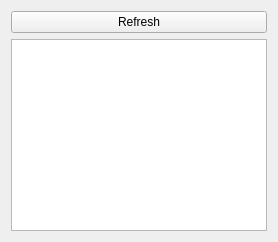
This is src/qt/view/QtProductsPage.ui in bogdanbaloi/industrial-hmi as Qt 5 draws it before an edit. The edited form follows.
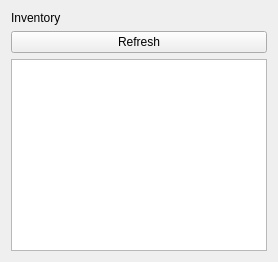
This is the edited form.

Commit message:
Add Qt audit export, password change, and page headers
Export the filtered audit log as CSV to an operator-chosen file
Add a self-service change-password dialog in the sidebar
Give every page a consistent title header

What changed in the file:
```diff
--- a/src/qt/view/QtProductsPage.ui
+++ b/src/qt/view/QtProductsPage.ui
@@ -3,6 +3,13 @@
  <class>QtProductsPage</class>
  <widget class="QWidget" name="QtProductsPage">
   <layout class="QVBoxLayout" name="rootLayout">
+   <item>
+    <widget class="QLabel" name="headerLabel">
+     <property name="text">
+      <string>Inventory</string>
+     </property>
+    </widget>
+   </item>
    <item>
     <widget class="QPushButton" name="refreshButton">
      <property name="text">
```
The commit also changes 16 other files.
